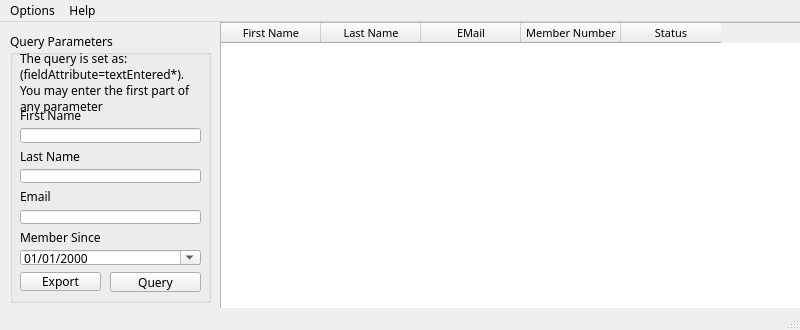
Before: the Qt Designer form layouts/query_user.ui in dgaiero/cpieee-member-GUI, drawn with Qt 5.
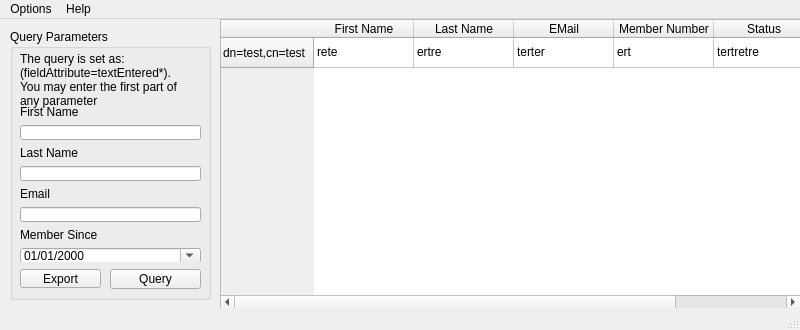
After: the same form once the commit is applied.

What changed in the file:
```diff
--- a/layouts/query_user.ui
+++ b/layouts/query_user.ui
@@ -10,6 +10,12 @@
     <height>330</height>
    </rect>
   </property>
+  <property name="sizePolicy">
+   <sizepolicy hsizetype="Fixed" vsizetype="Fixed">
+    <horstretch>0</horstretch>
+    <verstretch>0</verstretch>
+   </sizepolicy>
+  </property>
   <property name="minimumSize">
    <size>
     <width>800</width>
@@ -22,11 +28,6 @@
     <height>330</height>
    </size>
   </property>
-  <property name="font">
-   <font>
-    <family>Fira Code Medium</family>
-   </font>
-  </property>
   <property name="windowTitle">
    <string>User Query</string>
   </property>
@@ -52,12 +53,11 @@
       <verstretch>0</verstretch>
      </sizepolicy>
     </property>
-    <property name="font">
-     <font>
-      <family>Fira Code Medium</family>
-      <pointsize>8</pointsize>
-     </font>
-    </property>
+    <row>
+     <property name="text">
+      <string>dn=test,cn=test</string>
+     </property>
+    </row>
     <column>
      <property name="text">
       <string>First Name</string>
@@ -83,6 +83,31 @@
       <string>Status</string>
      </property>
     </column>
+    <item row="0" column="0">
+     <property name="text">
+      <string>rete</string>
+     </property>
+    </item>
+    <item row="0" column="1">
+     <property name="text">
+      <string>ertre</string>
+     </property>
+    </item>
+    <item row="0" column="2">
+     <property name="text">
+      <string>terter</string>
+     </property>
+    </item>
+    <item row="0" column="3">
+     <property name="text">
+      <string>ert</string>
+     </property>
+    </item>
+    <item row="0" column="4">
+     <property name="text">
+      <string>tertretre</string>
+     </property>
+    </item>
    </widget>
    <widget class="QGroupBox" name="groupBox">
     <property name="geometry">
```
